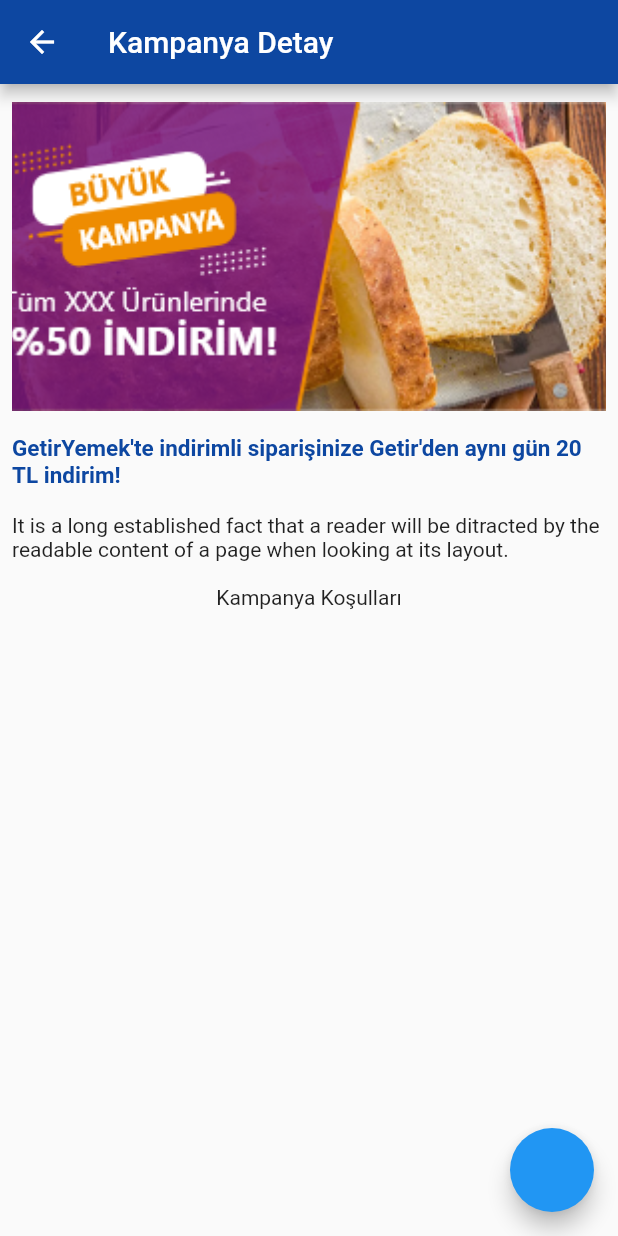
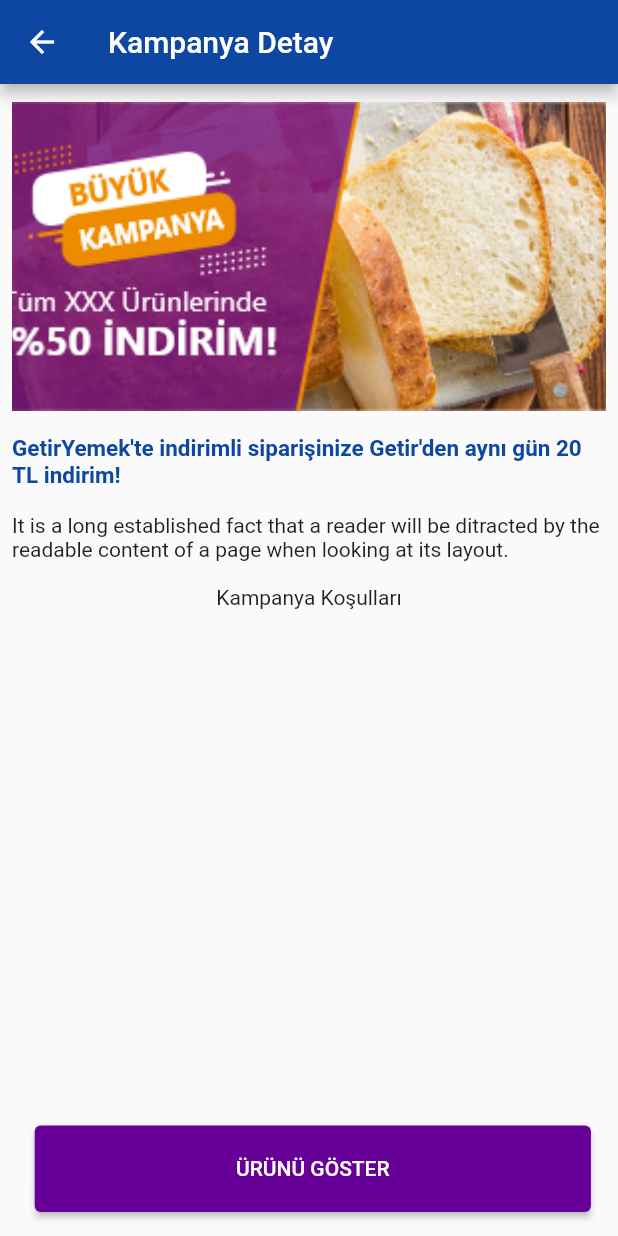
Before and after one commit to tolgabaskesen/vergelsin, a Flutter app: the KampanyaDetay screen opened by its route, on a phone screen of 412 x 824 dp. Run offline on Flutter 3.47's test engine with Material 2 defaults, Android fonts, the phone set to English and light mode, and no system bars; our stand-ins replace auto_size_text, font_awesome_flutter, persistent_bottom_nav_bar.

Commit message:
kampanya detay button

```diff
--- a/lib/screens/kampanya_detay.dart
+++ b/lib/screens/kampanya_detay.dart
@@ -1,4 +1,5 @@
 import 'package:flutter/material.dart';
+import 'package:vergelsin/utils/color.dart';
 
 class KampanyaDetay extends StatefulWidget {
   const KampanyaDetay({Key? key}) : super(key: key);
@@ -13,8 +14,8 @@
     Size size = MediaQuery.of(context).size;
     return Scaffold(
       appBar: AppBar(
-        title: Text("Kampanya Detay"),backgroundColor: Colors.blue[900],
-
+        title: Text("Kampanya Detay"),
+        backgroundColor: Colors.blue[900],
       ),
       body: Center(
         child: Column(
@@ -55,8 +56,20 @@
           ],
         ),
       ),
-      floatingActionButton: FloatingActionButton(
-        onPressed: () {},
+      floatingActionButton: Padding(
+        padding: EdgeInsets.only(
+            right: size.width * 0.005, left: size.width * 0.005),
+        child: Container(
+          width: size.width * 0.9,
+          height: size.height * 0.07,
+          child: ElevatedButton(
+            onPressed: () {},
+            child: Text("ÜRÜNÜ GÖSTER"),
+            style: ElevatedButton.styleFrom(
+              primary: anaRenkKoyu,
+            ),
+          ),
+        ),
       ),
     );
   }
--- a/lib/screens/uyelik_bilgilerim.dart
+++ b/lib/screens/uyelik_bilgilerim.dart
@@ -75,11 +75,11 @@
                 ),
               ),
               Container(
-                margin: EdgeInsets.only(left: 8, right: 8),
+                margin: EdgeInsets.only(left: 8, right: 8, top: 8),
                 height: size.height * 0.7,
                 decoration: BoxDecoration(
                     borderRadius: BorderRadius.all(Radius.circular(10)),
-                    color: Colors.red),
+                    color: arkaplanRenk),
               ),
             ],
           ),
```
